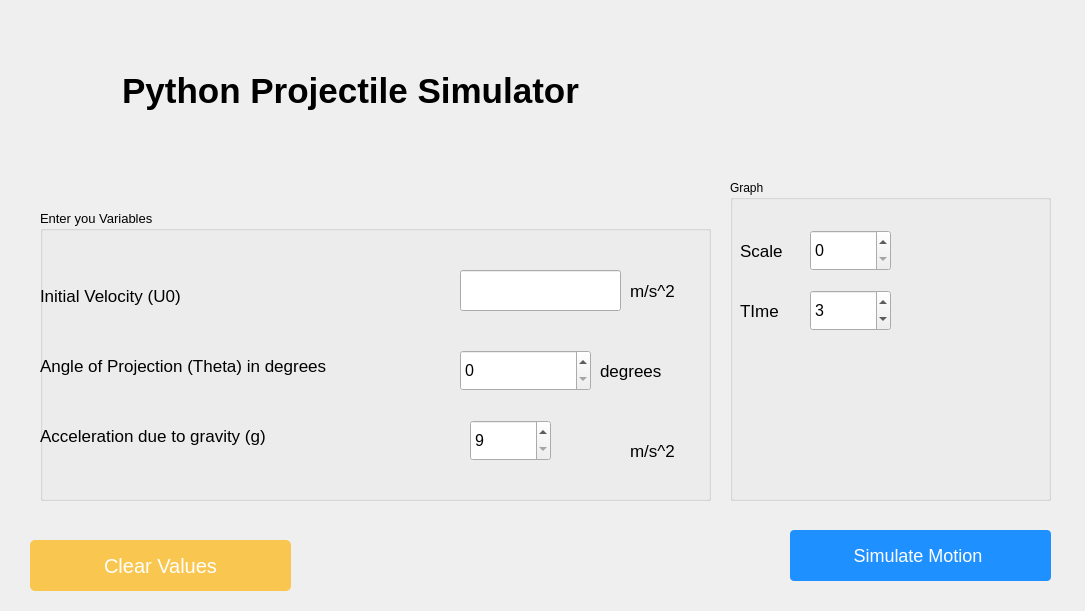
This is mainwindow.ui in edeniyanda/Turtle-Projectile-Simulation as Qt 5 draws it before an edit. The edited form follows.
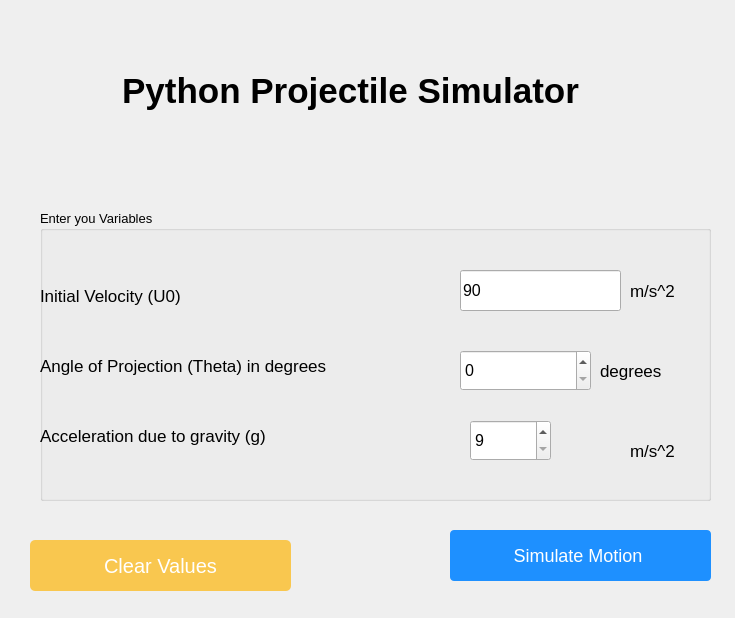
This is the edited form.

Commit message: Update: Removed the grpah section and set place holder value for the initalvelocity field

The edit to the form file:
```diff
--- a/mainwindow.ui
+++ b/mainwindow.ui
@@ -6,8 +6,8 @@
    <rect>
     <x>0</x>
     <y>0</y>
-    <width>1085</width>
-    <height>611</height>
+    <width>735</width>
+    <height>618</height>
    </rect>
   </property>
   <property name="font">
@@ -108,6 +108,15 @@
        <height>41</height>
       </rect>
      </property>
+     <property name="font">
+      <font>
+       <family>MS Sans Serif</family>
+       <pointsize>12</pointsize>
+      </font>
+     </property>
+     <property name="text">
+      <string>90</string>
+     </property>
     </widget>
     <widget class="QSpinBox" name="spinBoxtheta">
      <property name="geometry">
@@ -245,7 +254,7 @@
    <widget class="QPushButton" name="pushButton_simulate">
     <property name="geometry">
      <rect>
-      <x>790</x>
+      <x>450</x>
       <y>530</y>
       <width>261</width>
       <height>51</height>
@@ -325,125 +334,6 @@
      <string>Clear Values</string>
     </property>
    </widget>
-   <widget class="QGroupBox" name="groupBox_2">
-    <property name="geometry">
-     <rect>
-      <x>730</x>
-      <y>180</y>
-      <width>321</width>
-      <height>321</height>
-     </rect>
-    </property>
-    <property name="title">
-     <string>Graph</string>
-    </property>
-    <widget class="QLabel" name="label_11">
-     <property name="geometry">
-      <rect>
-       <x>10</x>
-       <y>40</y>
-       <width>61</width>
-       <height>61</height>
-      </rect>
-     </property>
-     <property name="font">
-      <font>
-       <family>MS Sans Serif</family>
-       <pointsize>13</pointsize>
-      </font>
-     </property>
-     <property name="text">
-      <string>Scale</string>
-     </property>
-    </widget>
-    <widget class="QSpinBox" name="spinBox_scale">
-     <property name="geometry">
-      <rect>
-       <x>80</x>
-       <y>50</y>
-       <width>81</width>
-       <height>41</height>
-      </rect>
-     </property>
-     <property name="font">
-      <font>
-       <family>MS Sans Serif</family>
-       <pointsize>12</pointsize>
-      </font>
-     </property>
-     <property name="suffix">
-      <string/>
-     </property>
-     <property name="minimum">
-      <number>0</number>
-     </property>
-     <property name="maximum">
-      <number>7</number>
-     </property>
-     <property name="stepType">
-      <enum>QAbstractSpinBox::AdaptiveDecimalStepType</enum>
-     </property>
-     <property name="value">
-      <number>0</number>
-     </property>
-     <property name="displayIntegerBase">
-      <number>10</number>
-     </property>
-    </widget>
-    <widget class="QLabel" name="label_12">
-     <property name="geometry">
-      <rect>
-       <x>10</x>
-       <y>100</y>
-       <width>61</width>
-       <height>61</height>
-      </rect>
-     </property>
-     <property name="font">
-      <font>
-       <family>MS Sans Serif</family>
-       <pointsize>13</pointsize>
-      </font>
-     </property>
-     <property name="text">
-      <string>TIme</string>
-     </property>
-    </widget>
-    <widget class="QSpinBox" name="spinBox_time">
-     <property name="geometry">
-      <rect>
-       <x>80</x>
-       <y>110</y>
-       <width>81</width>
-       <height>41</height>
-      </rect>
-     </property>
-     <property name="font">
-      <font>
-       <family>MS Sans Serif</family>
-       <pointsize>12</pointsize>
-      </font>
-     </property>
-     <property name="suffix">
-      <string/>
-     </property>
-     <property name="minimum">
-      <number>0</number>
-     </property>
-     <property name="maximum">
-      <number>5</number>
-     </property>
-     <property name="stepType">
-      <enum>QAbstractSpinBox::AdaptiveDecimalStepType</enum>
-     </property>
-     <property name="value">
-      <number>3</number>
-     </property>
-     <property name="displayIntegerBase">
-      <number>10</number>
-     </property>
-    </widget>
-   </widget>
   </widget>
  </widget>
  <resources/>
```
The commit also changes 2 other files.
